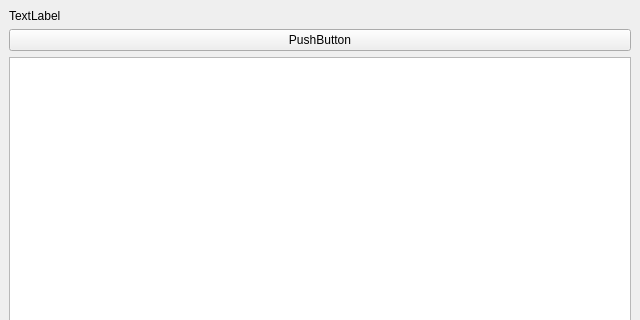
Qt form mainwindow.ui (Honghe/draw_math_recognize) before a commit; both pictures show x 0 to 640 and y 0 to 320 of the 640 by 480 pixel window.
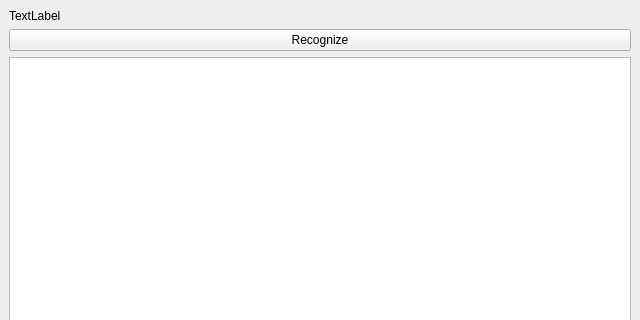
The same form after that commit.

What changed in the file:
```diff
--- a/mainwindow.ui
+++ b/mainwindow.ui
@@ -25,7 +25,7 @@
     <item>
      <widget class="QPushButton" name="pushButton">
       <property name="text">
-       <string>PushButton</string>
+       <string>Recognize</string>
       </property>
      </widget>
     </item>
```
